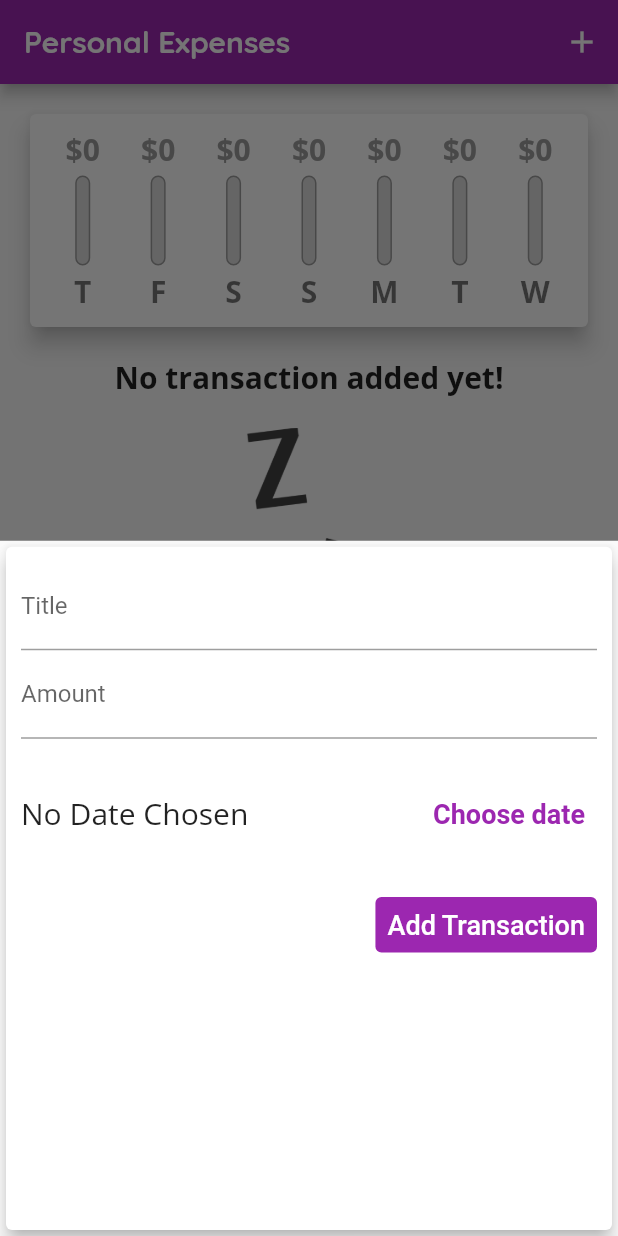
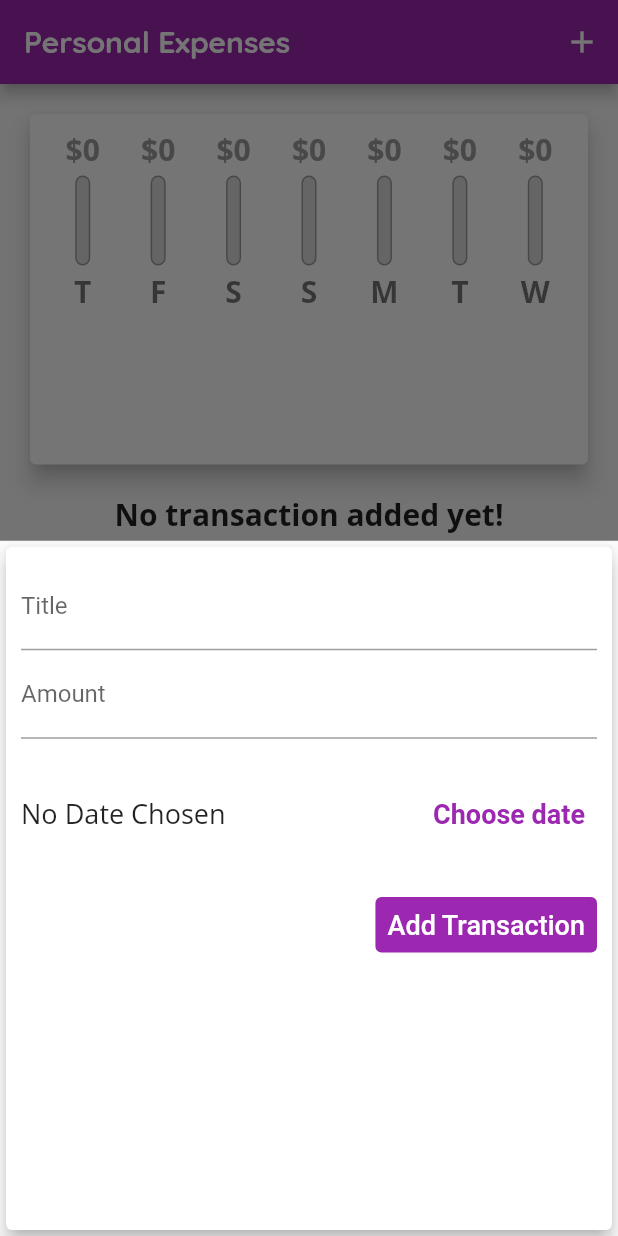
Before and after one commit to khadetou/personal_expenses, a Flutter app: the screen it shows after launch, after a tap on the "add" icon, on a phone screen of 412 x 824 dp. Run offline on Flutter 3.47's test engine with Material 2 defaults, Android fonts, the phone set to English and light mode, and no system bars.

Commit message:
calculating sizes dynamically

```diff
--- a/lib/screen/home.dart
+++ b/lib/screen/home.dart
@@ -70,8 +70,7 @@ class _MyHomePageState extends State<MyHomePage> {
 
   @override
   Widget build(BuildContext context) {
-    return Scaffold(
-      appBar: AppBar(
+    var appBar2 = AppBar(
       title: const Text("Personal Expenses"),
       actions: <Widget>[
         IconButton(
@@ -79,15 +78,27 @@ class _MyHomePageState extends State<MyHomePage> {
           icon: const Icon(Icons.add),
         )
       ],
-      ),
+    );
+    return Scaffold(
+      appBar: appBar2,
       body: SingleChildScrollView(
         child: Column(
           crossAxisAlignment: CrossAxisAlignment.stretch,
           children: <Widget>[
-            Chart(recentTransaction: _recentTransaction),
-            TransactionList(
+            SizedBox(
+              height: (MediaQuery.of(context).size.height * 0.4) -
+                  appBar2.preferredSize.height -
+                  MediaQuery.of(context).padding.top,
+              child: Chart(recentTransaction: _recentTransaction),
+            ),
+            SizedBox(
+              height: (MediaQuery.of(context).size.height * 0.6) -
+                  appBar2.preferredSize.height -
+                  MediaQuery.of(context).padding.top,
+              child: TransactionList(
                 transactions: _userTransactions,
                 deleteTransaction: _deleteTransaction,
+              ),
             )
           ],
         ),
--- a/lib/widget/new_transaction.dart
+++ b/lib/widget/new_transaction.dart
@@ -71,7 +71,8 @@ class _NewTransactionState extends State<NewTransaction> {
                 labelText: "Amount",
               ),
               controller: _amountInputController,
-              keyboardType: TextInputType.number,
+              keyboardType:
+                  const TextInputType.numberWithOptions(decimal: true),
               onSubmitted: (_) => _submitData(),
             ),
             SizedBox(
@@ -83,7 +84,10 @@ class _NewTransactionState extends State<NewTransaction> {
                     _selectedDate == null
                         ? "No Date Chosen"
                         : "Picked date: ${DateFormat.yMd().format(_selectedDate as DateTime)}",
-                    style: const TextStyle(fontWeight: FontWeight.w500),
+                    style: const TextStyle(
+                      fontWeight: FontWeight.w500,
+                      fontSize: 18,
+                    ),
                   ),
                   TextButton(
                     onPressed: _presentDatePicker,
--- a/lib/widget/transaction_list.dart
+++ b/lib/widget/transaction_list.dart
@@ -13,9 +13,7 @@ class TransactionList extends StatelessWidget {
 
   @override
   Widget build(BuildContext context) {
-    return SizedBox(
-      height: 500,
-      child: transactions.isEmpty
+    return transactions.isEmpty
         ? Column(
             children: const <Widget>[
               Text("No transaction added yet!"),
@@ -34,8 +32,7 @@ class TransactionList extends StatelessWidget {
             itemBuilder: (context, index) {
               return Card(
                 elevation: 5,
-                  margin:
-                      const EdgeInsets.symmetric(horizontal: 5, vertical: 8),
+                margin: const EdgeInsets.symmetric(horizontal: 5, vertical: 8),
                 child: ListTile(
                   leading: CircleAvatar(
                     radius: 30,
@@ -61,15 +58,13 @@ class TransactionList extends StatelessWidget {
                     ),
                   ),
                   trailing: IconButton(
-                      onPressed: () =>
-                          deleteTransaction(transactions[index].id),
+                    onPressed: () => deleteTransaction(transactions[index].id),
                     icon: const Icon(Icons.delete),
                     color: Colors.red,
                   ),
                 ),
               );
             },
-            ),
           );
   }
 }
```
Lines whose indentation alone changed are shown as unchanged.
